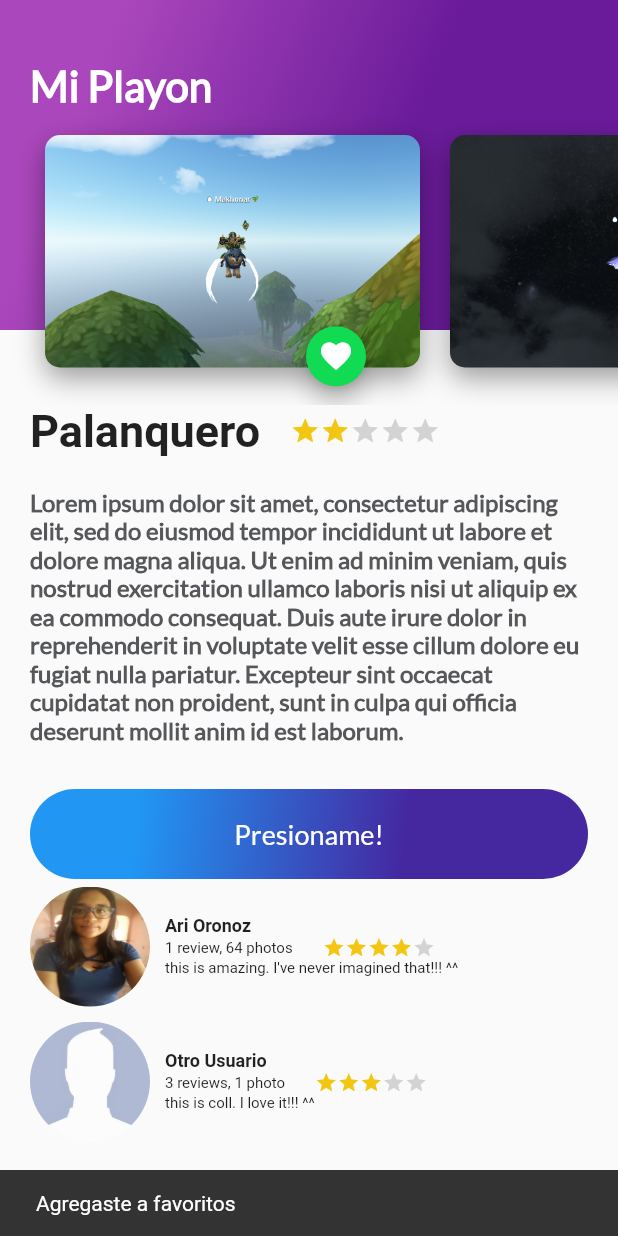
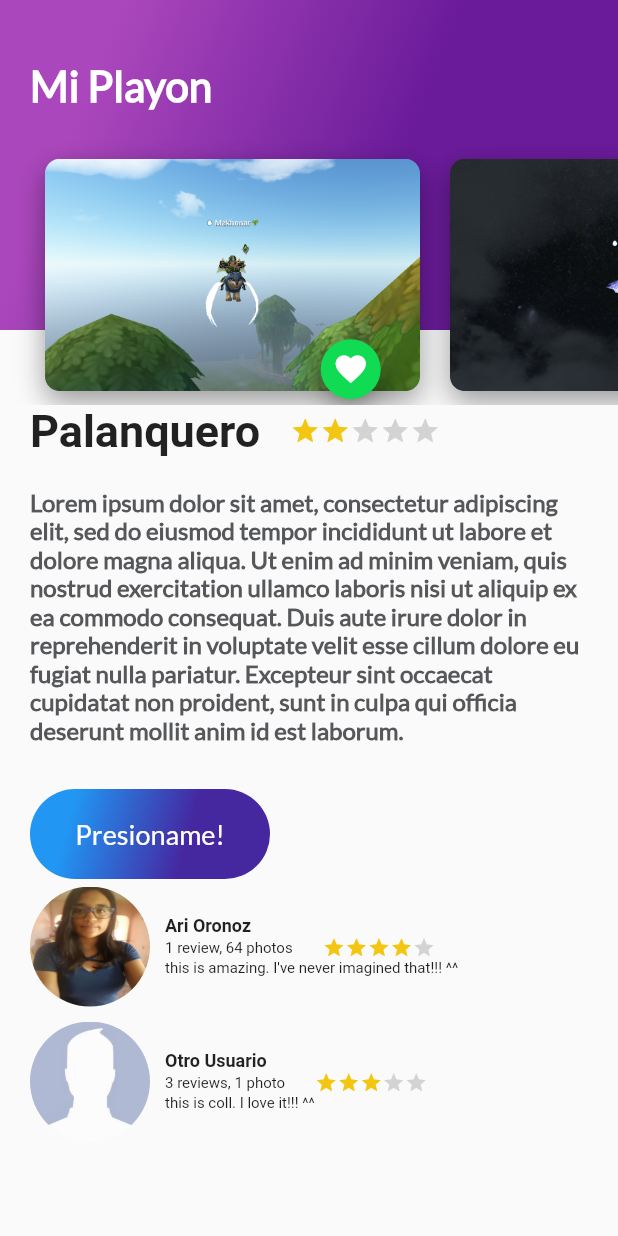
Before and after one commit to makhnnar/flutter_platzi, a Flutter app: the screen it shows after launch, after a tap on the "favorite outline" icon, on a phone screen of 412 x 824 dp. Run offline on Flutter 3.47's test engine with Material 2 defaults, Android fonts, the phone set to English and light mode, and no system bars.

Commit message:
fixed purple button

```diff
--- a/lib/buttons/purple_button.dart
+++ b/lib/buttons/purple_button.dart
@@ -5,27 +5,31 @@ class PurpleButton extends StatelessWidget {
 
   PurpleButton({
     Key key,
-    this.title = "navigate"
+    this.title = "navigate",
+    this.btnHeight = 50.0,
+    this.btnWidth = 140.0
   }) : super(key: key);
 
   final String title;
+  final double btnHeight;
+  final double btnWidth;
 
   @override
   Widget build(BuildContext context) {
     return InkWell(
       child: Container(
-        height: 60.0,
-        width: 100.0,
         margin: EdgeInsets.only(
           top: 30.0,
           left: 20.0,
           right: 20.0,
         ),
+        height: btnHeight,
+        width: btnWidth,
         decoration: BoxDecoration(
           borderRadius: BorderRadius.circular(30.0),
           gradient: CustomLinearGradient(
-            colorLeft: 0xFF2196f3,
-            colorRight: 0xFF4527a0
+              colorLeft: 0xFF2196f3,
+              colorRight: 0xFF4527a0
           ).get(),
         ),
         child: Center(
--- a/lib/buttons/state_button.dart
+++ b/lib/buttons/state_button.dart
@@ -29,12 +29,6 @@ class _StateButton extends State<StateButton> {
       isFavorite= !isFavorite;
       favIcon = isFavorite?Icons.favorite:Icons.favorite_border;
     });
-
-    Scaffold.of(context).showSnackBar(
-        SnackBar(
-          content: Text("Agregaste a favoritos"),
-        )
-    );
   }
 
   @override
--- a/lib/carousel/carousel_detail/carousel_item.dart
+++ b/lib/carousel/carousel_detail/carousel_item.dart
@@ -11,20 +11,26 @@ class CarouselItem extends StatelessWidget {
 
   final String srcImage;
 
+
+  /**
+   * esto es equivalente, por si no deseo usar el alignment
+   * margin: EdgeInsets.only(
+      top: 205.0,
+      left: 190.0
+      ),
+   *
+   * */
   @override
   Widget build(BuildContext context) {
     return Stack(
+      alignment: Alignment(0.8, 1.1),
       children: <Widget>[
         CarouselImageItem(
           srcImage: srcImage,
         ),
         Container(
-            margin: EdgeInsets.only(
-                top: 205.0,
-                left: 190.0
-            ),
             child:StateButton()
-        )
+        ),
       ],
     );
   }
--- a/lib/descriptionPlace/description_place.dart
+++ b/lib/descriptionPlace/description_place.dart
@@ -1,4 +1,6 @@
 import 'package:flutter/material.dart';
+import 'package:flutter_app/buttons/purple_button.dart';
+import 'package:flutter_app/descriptionPlace/paragraph.dart';
 
 import 'package:flutter_app/likes/titled_stars.dart';
 
@@ -18,6 +20,7 @@ class DescriptionPlace extends StatelessWidget {
   @override
   Widget build(BuildContext context) {
     return Column(
+        crossAxisAlignment: CrossAxisAlignment.start,
         children:<Widget>[
           Container(
             margin: EdgeInsets.only(
@@ -32,21 +35,13 @@ class DescriptionPlace extends StatelessWidget {
               fontWeight: FontWeight.bold,
             ),
           ),
-          Container(
-            margin: EdgeInsets.only(
-              top: 20.0,
-              left: 20.0,
-              right: 20.0
-            ),
-            child: Text(
-                description,
-                style: TextStyle(
-                  fontFamily: "Lato",
-                  fontSize: 16.0,
-                  fontWeight: FontWeight.bold,
-                  color: Color(0xFF56575a)
-                ),
-            ),
+          Paragraph(
+              paragraph: description
+          ),
+          PurpleButton(
+            title: "Presioname!",
+            btnHeight: 60.0,
+            btnWidth: 160.0,
           )
         ]
     );
--- /dev/null
+++ b/lib/descriptionPlace/paragraph.dart
@@ -0,0 +1,30 @@
+import 'package:flutter/material.dart';
+
+class Paragraph extends StatelessWidget {
+
+  Paragraph({
+    Key key,
+    this.paragraph
+  }) : super(key: key);
+
+  final String paragraph;
+
+  @override
+  Widget build(BuildContext context) {
+    return Container(
+      margin: EdgeInsets.only(
+          top: 20.0,
+          left: 20.0,
+          right: 20.0
+      ),
+      child: Text(
+        paragraph,
+        style: TextStyle(
+            fontFamily: "Lato",
+            fontSize: 16.0,
+            fontWeight: FontWeight.bold,
+            color: Color(0xFF56575a)),
+      ),
+    );
+  }
+}
--- a/lib/main.dart
+++ b/lib/main.dart
@@ -66,9 +66,6 @@ class MyApp extends StatelessWidget {
                     stars: 2,
                     description: dummyText,
                   ),
-                  PurpleButton(
-                    title: "Presioname!",
-                  ),
                   ReviewItemList(
                     reviewItemList: getList(),
                   )
```
